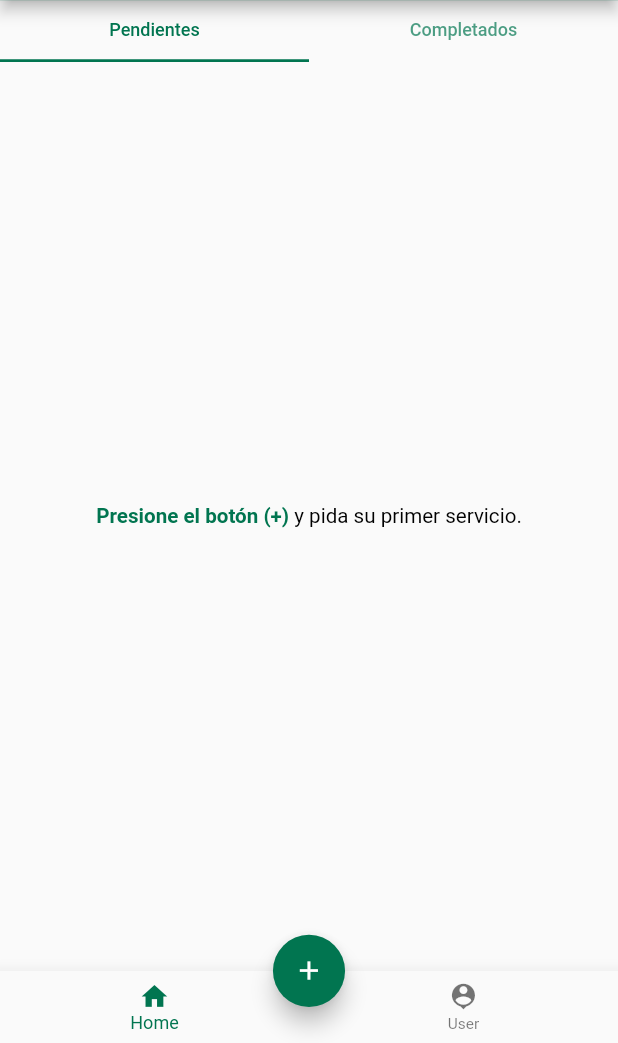
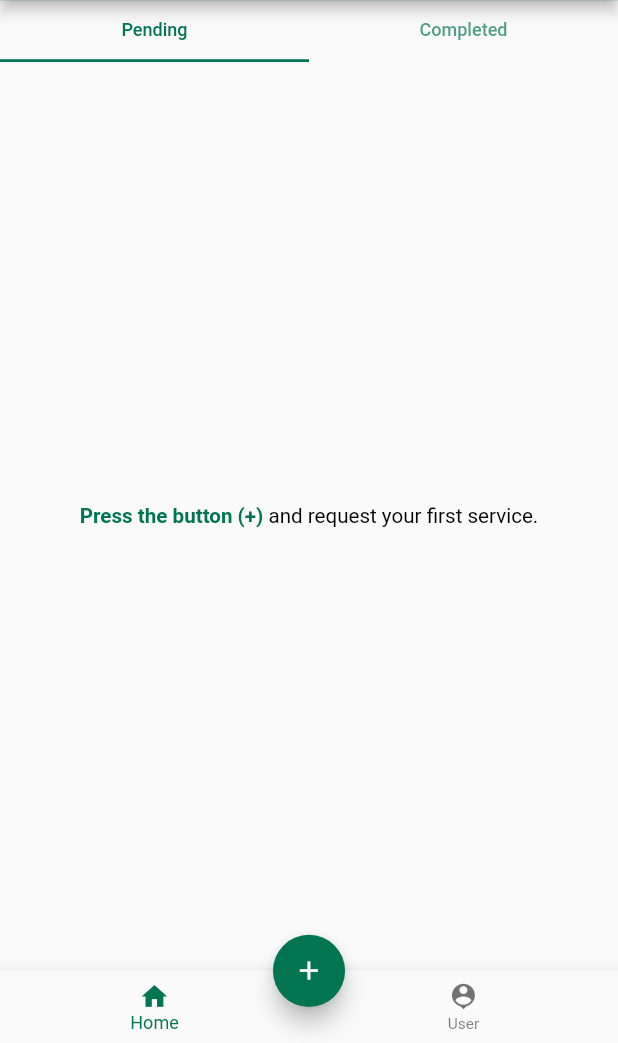
Before and after one commit to dionis/comunityClean, a Flutter app: the screen it shows after launch, on a phone screen of 412 x 824 dp, the part 193-1236 px from its top. Run offline on Flutter 3.47's test engine with Material 2 defaults, Android fonts, the light colour scheme and no system bars; our stand-ins replace equatable, flutter_bloc, google_fonts, im_stepper, responsive_framework.

Commit message:
Added Internationalization

```diff
--- /dev/null
+++ b/Mobile/lib/l10n/intl_en.arb
@@ -0,0 +1,33 @@
+{
+    "tCompletos1": "Press the button (+)",
+    "tCompletos2": " and request your first service.",
+
+    "tPendientes": "Pending",
+    "tCompletados": "Completed",
+
+    "tDireccion": "Address",
+    "tEntreCalles": "Between Streets",
+    "tProvincia": "Province",
+    "tMunicipio": "Municipality",
+    "tValidateV": "The field must not be empty",
+
+    "tMetrosBasura": "Meters of garbage",
+    "tImagen": "Image",
+
+    "tImagenR": "Reference Image",
+    "tAtras": "Back",
+    "tFinalizar": "Finish",
+    "tSiguiente": "Next",
+
+    "tMetrosBasuraC": "Cubic Meters of Garbage",
+    "tValidateIValid": "The value must be a valid number",
+
+    "tWelcome": "Welcome {name}",
+    "tNombre": "Username: ",
+    "tEmail": "Email: ",
+    "tContra": "Password: ",
+
+    "tServicio": "Request your Service",
+    "tHome": "Home",
+    "tUser": "User"
+}
--- a/Mobile/lib/main.dart
+++ b/Mobile/lib/main.dart
@@ -3,6 +3,8 @@ import 'package:city_clean/src/screens/home_screen.dart';
 import 'package:flutter/material.dart';
 import 'package:flutter_bloc/flutter_bloc.dart';
 import 'package:responsive_framework/responsive_framework.dart';
+import 'generated/l10n.dart';
+import 'package:flutter_localizations/flutter_localizations.dart';
 
 void main() => runApp(const MyApp());
 
@@ -25,6 +27,13 @@ class MyApp extends StatelessWidget {
               ],
               background: Container(color: const Color(0xFFF5F5F5))),
           title: 'Material App',
+          localizationsDelegates: const [
+            S.delegate,
+            GlobalMaterialLocalizations.delegate,
+            GlobalWidgetsLocalizations.delegate,
+            GlobalCupertinoLocalizations.delegate,
+          ],
+          supportedLocales: S.delegate.supportedLocales,
           debugShowCheckedModeBanner: false,
           home: const SafeArea(child: HomeScreen())),
     );
--- a/Mobile/lib/src/screens/home_screen.dart
+++ b/Mobile/lib/src/screens/home_screen.dart
@@ -1,3 +1,4 @@
+import 'package:city_clean/generated/l10n.dart';
 import 'package:city_clean/src/blocs/app/app_bloc.dart';
 import 'package:city_clean/src/screens/pedido_screen.dart';
 import 'package:city_clean/src/utils/colors.dart';
@@ -49,10 +50,12 @@ class HomeScreen extends StatelessWidget {
         bottomNavigationBar: BottomNavigationBar(
             elevation: 10,
             selectedItemColor: ColorsConstants.colorPrimary,
-            items: const [
-              BottomNavigationBarItem(icon: Icon(Icons.home), label: 'Home'),
+            items: [
               BottomNavigationBarItem(
-                  icon: Icon(Icons.person_pin), label: 'User')
+                  icon: const Icon(Icons.home), label: S.of(context).tHome),
+              BottomNavigationBarItem(
+                  icon: const Icon(Icons.person_pin),
+                  label: S.of(context).tUser)
             ],
             currentIndex: state.index,
             onTap: (index) => BlocProvider.of<AppBloc>(context)
--- a/Mobile/lib/src/screens/pedido_screen.dart
+++ b/Mobile/lib/src/screens/pedido_screen.dart
@@ -1,3 +1,4 @@
+import 'package:city_clean/generated/l10n.dart';
 import 'package:city_clean/src/blocs/app/app_bloc.dart';
 import 'package:city_clean/src/utils/colors.dart';
 import 'package:flutter/material.dart';
@@ -20,7 +21,7 @@ class PedidoScreen extends StatelessWidget {
             },
             icon: const Icon(Icons.arrow_back_ios_new_rounded)),
         centerTitle: true,
-        title: const Text('Solicite su Servicio'),
+        title: Text(S.of(context).tServicio),
         backgroundColor: ColorsConstants.colorPrimary,
       ),
       body: Stack(
--- a/Mobile/lib/src/widgets/content_widget.dart
+++ b/Mobile/lib/src/widgets/content_widget.dart
@@ -1,3 +1,4 @@
+import 'package:city_clean/generated/l10n.dart';
 import 'package:city_clean/src/widgets/completados_widget.dart';
 import 'package:city_clean/src/widgets/pendientes_widget.dart';
 import 'package:flutter/material.dart';
@@ -12,20 +13,20 @@ class ContentWidget extends StatelessWidget {
     return DefaultTabController(
         length: 2,
         child: Column(
-          children: const [
+          children: [
             TabBar(
               labelColor: ColorsConstants.colorPrimary,
               indicatorColor: ColorsConstants.colorPrimary,
               tabs: [
                 Tab(
-                  text: 'Pendientes',
+                  text: S.of(context).tPendientes,
                 ),
                 Tab(
-                  text: 'Completados',
+                  text: S.of(context).tCompletados,
                 )
               ],
             ),
-            Expanded(
+            const Expanded(
                 child: TabBarView(
                     children: [PendientesWidget(), CompletadosWidget()]))
           ],
--- a/Mobile/lib/src/widgets/pendientes_widget.dart
+++ b/Mobile/lib/src/widgets/pendientes_widget.dart
@@ -1,3 +1,4 @@
+import 'package:city_clean/generated/l10n.dart';
 import 'package:flutter/material.dart';
 
 import '../utils/colors.dart';
@@ -9,21 +10,21 @@ class PendientesWidget extends StatelessWidget {
   Widget build(BuildContext context) {
     return Center(
       child: RichText(
-        text: const TextSpan(
-          style: TextStyle(
+        text: TextSpan(
+          style: const TextStyle(
             fontSize: 16.0,
             color: Colors.black,
           ),
           children: <TextSpan>[
             TextSpan(
-              text: 'Presione el botón (+)',
-              style: TextStyle(
+              text: S.of(context).tCompletos1,
+              style: const TextStyle(
                 color: ColorsConstants.colorPrimary,
                 fontWeight: FontWeight.bold,
               ),
             ),
             TextSpan(
-              text: ' y pida su primer servicio.',
+              text: S.of(context).tCompletos2,
             ),
           ],
         ),
--- a/Mobile/pubspec.yaml
+++ b/Mobile/pubspec.yaml
@@ -34,9 +34,11 @@ dependencies:
   flutter:
     sdk: flutter
   flutter_bloc: ^8.1.2
+  flutter_localization: ^0.1.10
   google_fonts: ^4.0.3
   im_stepper: ^1.0.1+1
   image_picker: ^0.8.7
+  intl: ^0.17.0
   responsive_framework: ^0.2.0
 
 dev_dependencies:
@@ -80,3 +82,7 @@ flutter:
   #
   # For details regarding fonts from package dependencies,
   # see https://flutter.dev/custom-fonts/#from-packages
+flutter_intl:
+  enabled: true
+  class_name: S
+  main_locale: en,es
```
Also changed, not shown: Mobile/lib/l10n/intl_es.arb (added, +33 -0 lines), Mobile/lib/src/widgets/completados_widget.dart (+6 -5 lines), Mobile/lib/src/widgets/direccion_widget.dart (+13 -11 lines), Mobile/lib/src/widgets/dots_widget.dart (+4 -3 lines), Mobile/lib/src/widgets/foto_widget.dart (+13 -9 lines), Mobile/lib/src/widgets/metros_widget.dart (+17 -13 lines), Mobile/lib/src/widgets/user_widget.dart (+15 -11 lines), Mobile/lib/generated/intl/messages_all.dart (added), Mobile/lib/generated/intl/messages_en.dart (added), Mobile/lib/generated/intl/messages_es.dart (added), Mobile/lib/generated/l10n.dart (added), Mobile/pubspec.lock, 5 other files.
